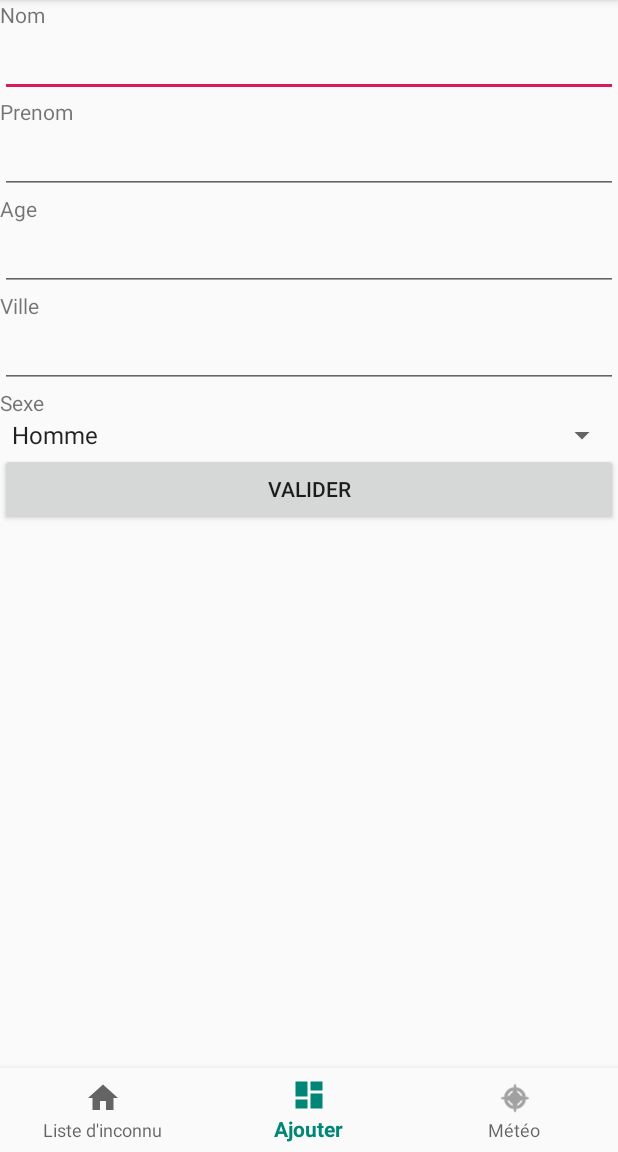
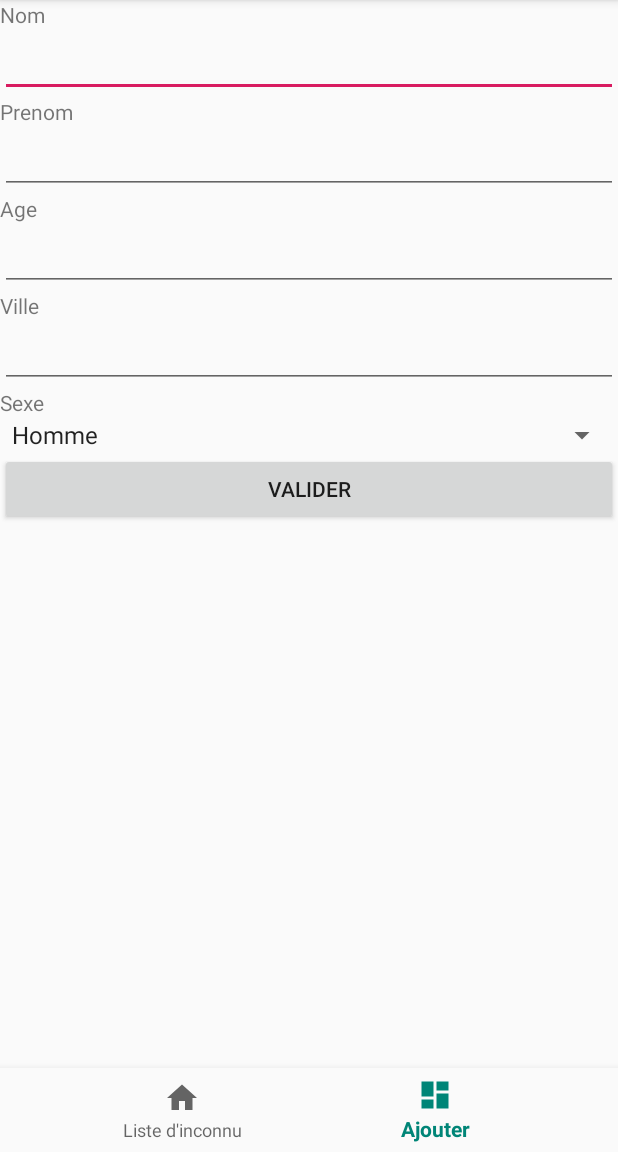
Before and after one commit to haroldconan/MeteoInconnu, an Android app: the screen it shows after launch (AjouterActivity), item 2 of the bottom bar chosen, on a phone screen of 412 x 824 dp, the part 84-1236 px from its top. Run offline under Robolectric (Android 15) with nearby library versions, the phone set to English and light mode, and no system bars; our stand-ins replace Picasso; pictures from the network do not load.

Commit message:
hc : menu

```diff
--- a/app/src/main/java/com/tp/meteoinconnu/AjouterActivity.java
+++ b/app/src/main/java/com/tp/meteoinconnu/AjouterActivity.java
@@ -35,8 +35,6 @@ public class AjouterActivity extends AppCompatActivity {
                 case R.id.navigation_dashboard:
 
                     return true;
-                case R.id.navigation_notifications:
-                    return alertDialogMeteo();
             }
             return false;
         }
--- a/app/src/main/java/com/tp/meteoinconnu/MainActivity.java
+++ b/app/src/main/java/com/tp/meteoinconnu/MainActivity.java
@@ -7,6 +7,7 @@ import android.content.Intent;
 import android.os.AsyncTask;
 import android.os.Bundle;
 import android.util.Log;
+import android.view.Menu;
 import android.view.MenuItem;
 import android.view.View;
 import android.widget.AdapterView;
@@ -61,19 +62,41 @@ public class MainActivity extends AppCompatActivity {
                     Intent intent = new Intent(MainActivity.this, AjouterActivity.class);
                     startActivityForResult(intent, AJOUT_PERS_REQUEST_CODE);
                     return true;
-                case R.id.navigation_notifications:
-
-                    return true;
             }
             return false;
         }
     };
+    @Override
+    public boolean onCreateOptionsMenu(Menu menu) {
+        // Inflate the menu; this adds items to the action bar if it is present.
+        getMenuInflater().inflate(R.menu.bar, menu);
+        return true;
+    }
+    @Override
+    public boolean onOptionsItemSelected(MenuItem item) {
+        // Handle action bar item clicks here. The action bar will
+        // automatically handle clicks on the Home/Up button, so long
+        // as you specify a parent activity in AndroidManifest.xml.
+        int id = item.getItemId();
 
+        //noinspection SimplifiableIfStatement
+        if (id == R.id.menumeteo) {
+
+            return true;
+        }
+        if ( id == R.id.menuparam){
+
+            return true;
+        }
+
+        return super.onOptionsItemSelected(item);
+    }
     @Override
     protected void onCreate(Bundle savedInstanceState) {
         super.onCreate(savedInstanceState);
         monAdapteur = new AdaptateurListe(this, usersActuel);
         setContentView(R.layout.activity_main);
+
         navView = findViewById(R.id.nav_view);
         navView.setOnNavigationItemSelectedListener(mOnNavigationItemSelectedListener);
         listView = findViewById(R.id.listinconnu);
--- /dev/null
+++ b/app/src/main/res/menu/bar.xml
@@ -0,0 +1,13 @@
+<?xml version="1.0" encoding="utf-8"?>
+<menu xmlns:app="http://schemas.android.com/apk/res-auto"
+    xmlns:android="http://schemas.android.com/apk/res/android">
+    <item
+        android:id="@+id/menumeteo"
+        android:title="Météo"
+        app:showAsAction="always" />
+    <item
+        android:id="@+id/menuparam"
+        android:icon="@android:drawable/ic_menu_manage"
+        android:title="Paramètre"
+        app:showAsAction="always" />
+</menu>
--- a/app/src/main/res/menu/bottom_nav_menu.xml
+++ b/app/src/main/res/menu/bottom_nav_menu.xml
@@ -11,9 +11,4 @@
         android:icon="@drawable/ic_dashboard_black_24dp"
         android:title="@string/title_dashboard" />
 
-    <item
-        android:id="@+id/navigation_notifications"
-        android:icon="@android:drawable/ic_menu_compass"
-        android:title="@string/title_notifications" />
-
 </menu>
```
Also changed, not shown: app/src/main/AndroidManifest.xml (+7 -2 lines), app/src/main/java/com/tp/meteoinconnu/DetailActivity.java (added, +38 -0 lines), app/src/main/res/layout/activity_detail.xml (added, +100 -0 lines).
